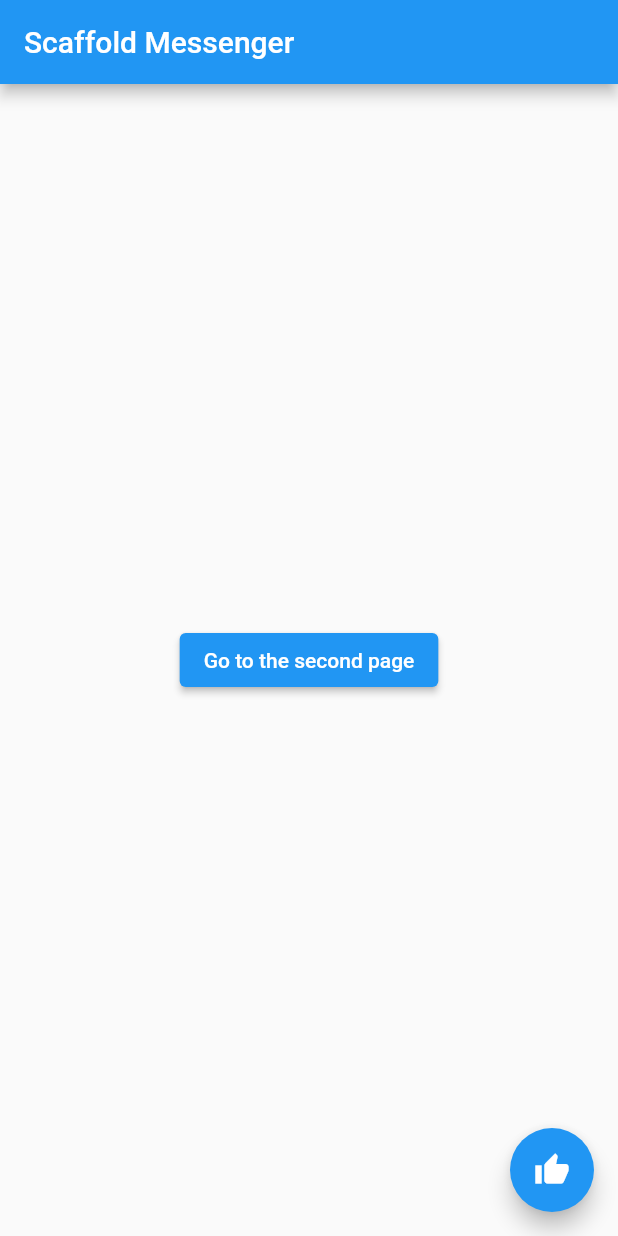
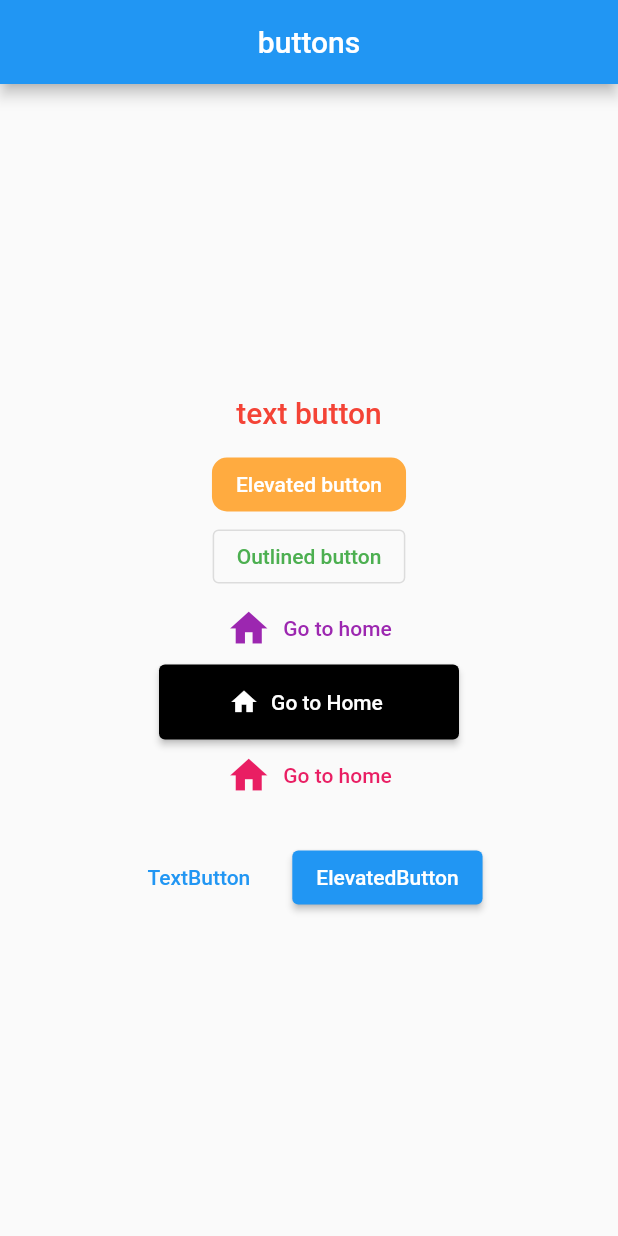
Before and after one commit to jisoo94/flutter_application_1, a Flutter app: the screen it shows after launch, on a phone screen of 412 x 824 dp. Run offline on Flutter 3.47's test engine with Material 2 defaults, Android fonts, the phone set to English and light mode, and no system bars.

Commit message:
flutter2_button

```diff
--- a/lib/main.dart
+++ b/lib/main.dart
@@ -9,115 +9,115 @@ class MyApp extends StatelessWidget {
   Widget build(BuildContext context) {
     return MaterialApp(
       theme: ThemeData(primarySwatch: Colors.blue),
-      home: MyPage(),
+      home: MyButtons(),
     );
   }
 }
 
-class MyPage extends StatelessWidget {
-  const MyPage({Key? key}) : super(key: key);
+class MyButtons extends StatelessWidget {
+  const MyButtons({Key? key}) : super(key: key);
 
   @override
   Widget build(BuildContext context) {
     return Scaffold(
       appBar: AppBar(
-        title: Text('Scaffold Messenger'),
-      ),
-      body: HomeBody(),
-      floatingActionButton: FloatingActionButton(
-        child: Icon(Icons.thumb_up),
-        onPressed: () {
-          ScaffoldMessenger.of(context).showSnackBar(
-            SnackBar(
-              content: Text('Like a new Snack Bar!'),
-              duration: Duration(seconds: 5),
-              action: SnackBarAction(
-                  label: 'undo',
-                  onPressed: () {
-                    Navigator.push(
-                      context,
-                      MaterialPageRoute(builder: (context) => ThirdPage()),
-                    );
-                  }),
-            ),
-          );
-        },
-      ),
-    );
-  }
-}
-
-class HomeBody extends StatelessWidget {
-  const HomeBody({Key? key}) : super(key: key);
-
-  @override
-  Widget build(BuildContext context) {
-    return Center(
-      child: ElevatedButton(
-        child: Text('Go to the second page'),
-        onPressed: () {
-          Navigator.push(
-            context,
-            MaterialPageRoute(builder: (context) => SecondPage()),
-          );
-        },
-      ),
-    );
-  }
-}
-
-class SecondPage extends StatelessWidget {
-  const SecondPage({Key? key}) : super(key: key);
-
-  @override
-  Widget build(BuildContext context) {
-    return Scaffold(
-      appBar: AppBar(
-        title: Text('SecondPage'),
+        title: Text('buttons'),
+        centerTitle: true,
       ),
       body: Center(
-        child: Text(
-          '"좋아요가 추가 되었습니다.',
-          style: TextStyle(fontSize: 20.0, color: Colors.redAccent),
+        child: Column(
+          mainAxisAlignment: MainAxisAlignment.center,
+          children: [
+            TextButton(
+              onPressed: () {
+                // print('textbutton');
+              },
+              onLongPress: () {
+                print('textbutton');
+              },
+              child: Text(
+                'text button',
+                style: TextStyle(fontSize: 20.0),
+              ),
+              style: TextButton.styleFrom(primary: Colors.red),
+            ),
+            ElevatedButton(
+              onPressed: () {
+                print('elevatedbutton');
+              },
+              child: Text('Elevated button'),
+              style: ElevatedButton.styleFrom(
+                  primary: Colors.orangeAccent,
+                  shape: RoundedRectangleBorder(
+                      borderRadius: BorderRadius.circular(10.0)),
+                  elevation: 0.0),
+            ),
+            OutlinedButton(
+              onPressed: () {
+                print('Outlined button');
+              },
+              child: Text('Outlined button'),
+              style: OutlinedButton.styleFrom(
+                primary: Colors.green,
+                // side: BorderSide(
+                //   color: Colors.black87,
+                //   width: 2.0
+                // ),
+              ),
+            ),
+            TextButton.icon(
+              onPressed: () {
+                print('Icon button');
+              },
+              icon: Icon(
+                Icons.home,
+                size: 30.0,
+                //color: Colors.black87,
+              ),
+              label: Text('Go to home'),
+              style: TextButton.styleFrom(primary: Colors.purple),
+            ),
+            ElevatedButton.icon(
+              onPressed: () {
+                print('Go to Home');
+              },
+              icon: Icon(
+                Icons.home,
+                size: 20,
+              ),
+              label: Text('Go to Home'),
+              style: ElevatedButton.styleFrom(
+                  primary: Colors.black, minimumSize: Size(200, 50)),
+            ),
+            TextButton.icon(
+              onPressed: null,
+              icon: Icon(
+                Icons.home,
+                size: 30.0,
+                //color: Colors.black87,
+              ),
+              label: Text('Go to home'),
+              style: TextButton.styleFrom(
+                  primary: Colors.purple, onSurface: Colors.pink),
+            ),
+            // 버튼을 한쪽으로 정렬
+            ButtonBar(
+              alignment: MainAxisAlignment.center,
+              buttonPadding: EdgeInsets.all(20.0),
+              children: [
+                TextButton(
+                  onPressed: () {},
+                  child: Text('TextButton'),
+                ),
+                ElevatedButton(
+                  onPressed: () {},
+                  child: Text('ElevatedButton'),
+                ),
+              ],
+            )
+          ],
         ),
       ),
     );
   }
 }
-
-class ThirdPage extends StatelessWidget {
-  @override
-  Widget build(BuildContext context) {
-    return ScaffoldMessenger(
-      child: Scaffold(
-        appBar: AppBar(
-          title: Text('Third Page'),
-        ),
-        body: Builder(builder: (context) {
-          return Center(
-            child: Column(
-              mainAxisAlignment: MainAxisAlignment.center,
-              children: [
-                Text(
-                  '"좋아요를 취소 하시겠습니까?.',
-                  style: TextStyle(fontSize: 20.0, color: Colors.redAccent),
-                ),
-                ElevatedButton(
-                  onPressed: () {
-                    ScaffoldMessenger.of(context).showSnackBar(
-                      SnackBar(
-                        content: Text('좋아요가 취소되었습니다.'),
-                        duration: Duration(seconds: 3),
-                      ),
-                    );
-                  },
-                  child: Text('취소하기'),
-                ),
-              ],
-            ),
-          );
-        }),
-      ),
-    );
-  }
-}
```
